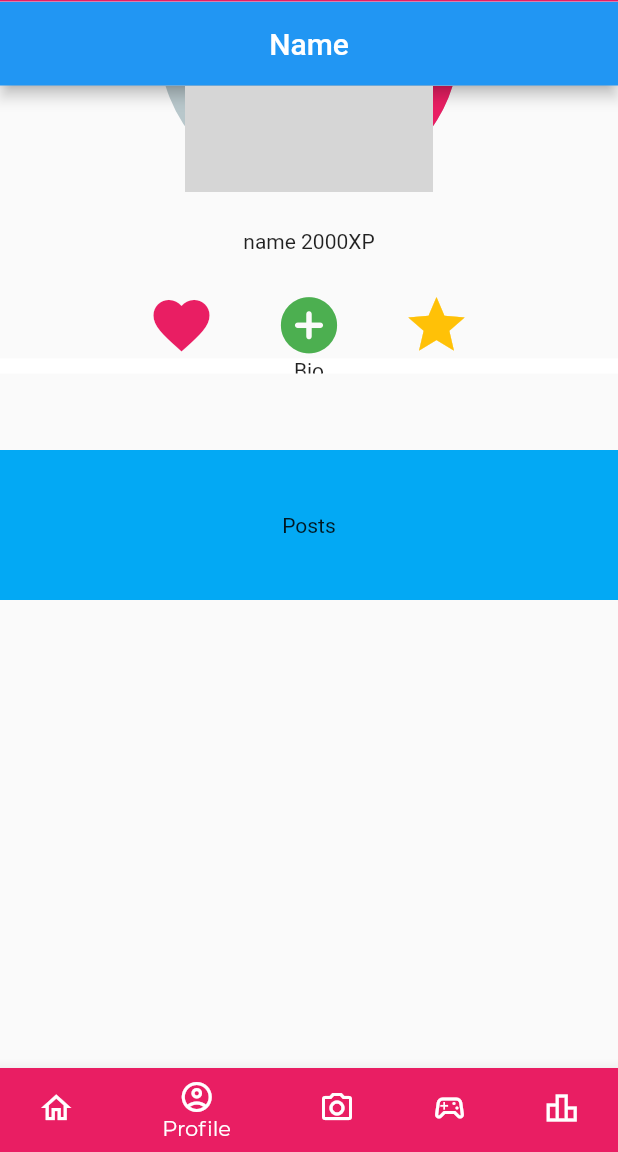
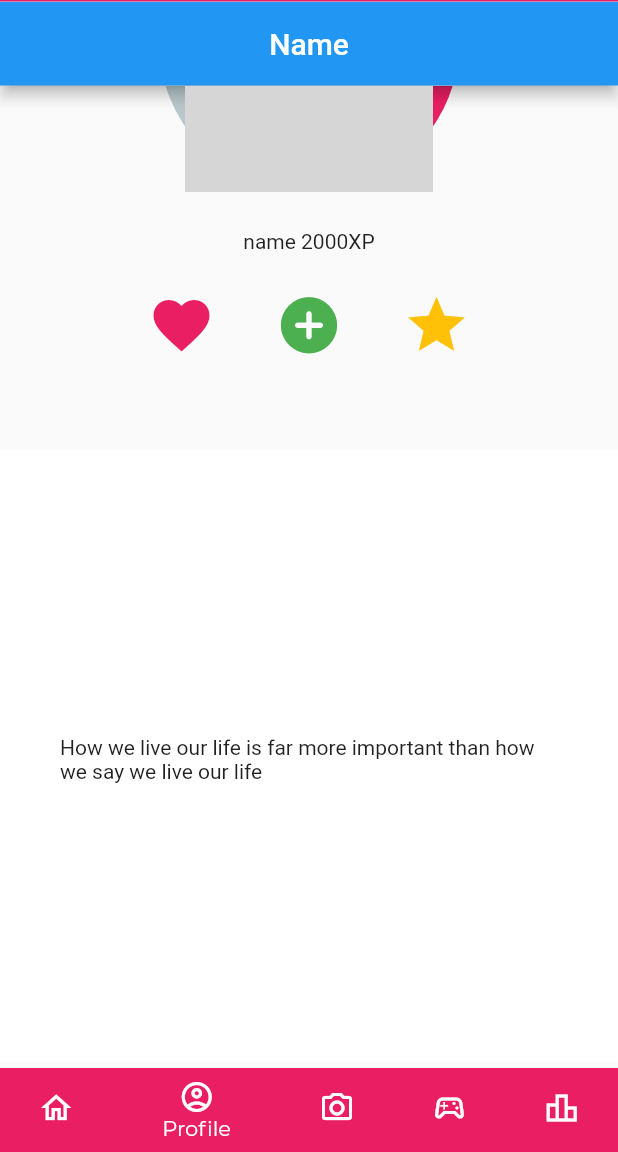
Before and after one commit to Ghazi-Yusaf/pixplace, a Flutter app: the Home screen opened directly, item 2 of the bottom bar chosen, scrolled down 169 dp, on a phone screen of 412 x 824 dp, the part 84-1236 px from its top. Run offline on Flutter 3.47's test engine with Material 2 defaults, Android fonts, the phone set to English and light mode, and no system bars; drawn by our look-alikes of percent_indicator; our stand-ins replace camera, carousel_slider; network calls fail; project files that could hold a hidden picture were left out; grey boxes are pictures that could not be loaded.

Commit message:
formatting profile page

```diff
--- a/lib/src/ProfilePage.dart
+++ b/lib/src/ProfilePage.dart
@@ -57,76 +57,34 @@ Widget nameAndXP(String name, int xp) => Padding(
     );
 
 Widget header() => Column(
-      mainAxisAlignment: MainAxisAlignment.start,
-      children: [profileImage(), nameAndXP("name", 2000), headerMenu()],
-    );
+  mainAxisAlignment: MainAxisAlignment.start,
+  children: [
+    profileImage(),
+    nameAndXP("name", 2000),
+    headerMenu()],
+);
 
-List<Widget> headerSection = [
+Widget bio() => Container(
+  color: Colors.white,
+  height: 10.0,
+  child: Padding(
+    padding: const EdgeInsets.all(40.0),
+    child: Center(child:
+      Text("How we live our life is far more important than how we say we live our life"),
+    ),
+  ),
+);
+
+List<Widget> profilePage = [
   SliverGrid.count(
     crossAxisCount: 1,
     children: [
-      Column(
-        children: [
-          profileImage(),
-          nameAndXP("name", 2000),
-          headerMenu(),
-          Container(
-            color: Colors.white,
-            height: 10.0,
-            child: Center(child: Text("Bio\n\n")),
-          )
-        ],
-      ),
+      header(),
+      bio()
     ],
   ),
 ];
 
-// throphies\n\nfriends
-
-List<Widget> profilePageSlivers = <Widget>[
-  ...headerSection,
-  sliverHeader('Posts'),
-  SliverGrid.count(
-    crossAxisCount: 2,
-    children: List<Widget>.generate(
-        6,
-        (index) => Container(
-              height: 150,
-            )),
-  ),
-  sliverHeader('challenges'),
-  SliverGrid(
-    gridDelegate: new SliverGridDelegateWithMaxCrossAxisExtent(
-      maxCrossAxisExtent: 200.0,
-      mainAxisSpacing: 10.0,
-      crossAxisSpacing: 10.0,
-      childAspectRatio: 4.0,
-    ),
-    delegate: new SliverChildBuilderDelegate(
-      (BuildContext context, int index) {
-        return new Container(
-          alignment: Alignment.center,
-          color: Colors.teal[100 * (index % 9)],
-          child: new Text('grid item $index'),
-        );
-      },
-      childCount: 20,
-    ),
-  ),
-  sliverHeader('leaderboard position'),
-  // Yes, this could also be a SliverFixedExtentList. Writing
-  // this way just for an example of SliverList construction.
-  SliverList(
-    delegate: SliverChildListDelegate(
-      [
-        Container(color: Colors.pink, height: 600.0),
-        Container(color: Colors.cyan, height: 150.0),
-        Container(color: Colors.indigo, height: 150.0),
-        Container(color: Colors.blue, height: 150.0),
-      ],
-    ),
-  ),
-];
 
 class ProfilePage extends StatelessWidget {
   @override
@@ -137,7 +95,7 @@ class ProfilePage extends StatelessWidget {
           title: Text('Name'),
           centerTitle: true,
         ),
-        body: CustomScrollView(slivers: profilePageSlivers),
+        body: CustomScrollView(slivers: profilePage),
       ),
     );
   }
```
